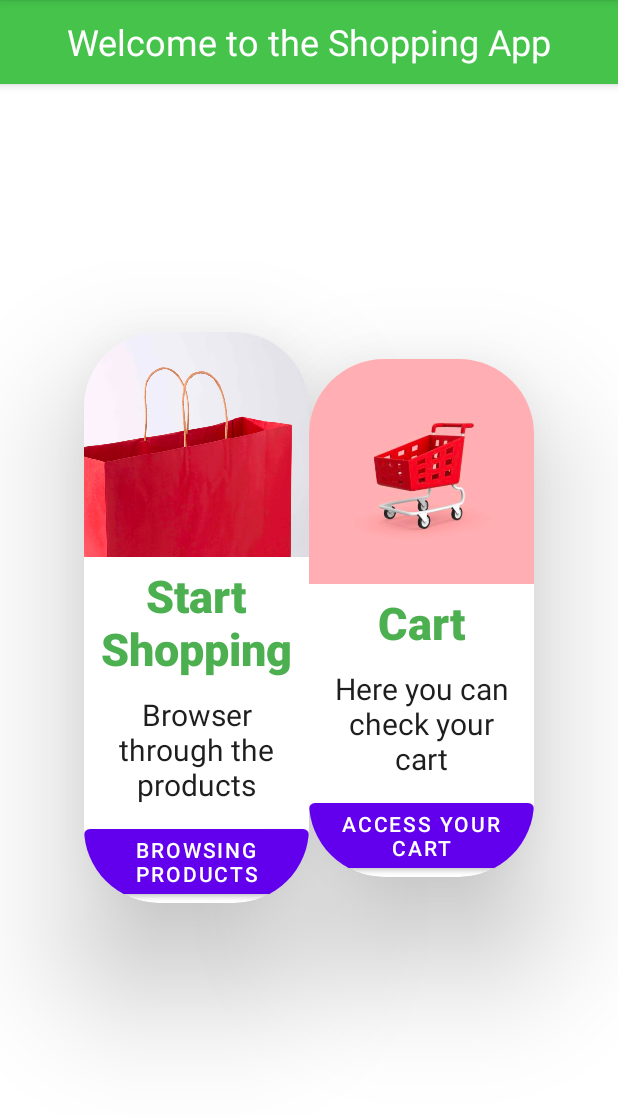
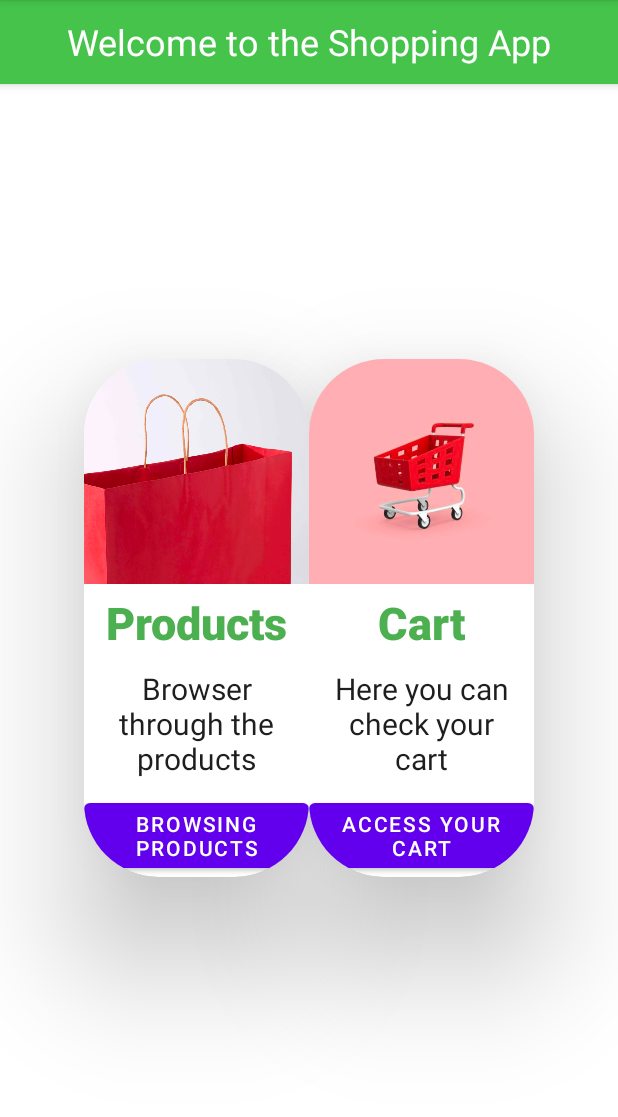
Before and after one commit to codeitamarjr/Y2S4MobileAppProject-OnlineShoppingApp, an Android app: the screen it shows after launch once a user with an empty profile is signed in (MainActivity), on a phone screen of 412 x 824 dp, the part 84-1201 px from its top. Run offline under Robolectric (Android 15) with nearby library versions, the phone set to English and light mode, and no system bars; our stand-ins replace Firebase (no records; nobody signed in at launch, a user with empty details on screens opened directly).

Commit message:
View of products working

```diff
--- a/app/src/main/java/dev/itjunior/onlineshoppingapp/MainActivity.kt
+++ b/app/src/main/java/dev/itjunior/onlineshoppingapp/MainActivity.kt
@@ -10,12 +10,10 @@ class MainActivity : AppCompatActivity() {
     override fun onCreate(savedInstanceState: Bundle?) {
         super.onCreate(savedInstanceState)
         setContentView(R.layout.activity_main)
-
         openNewPageButton.setOnClickListener{
-            Toast.makeText(this,"Welcome the the products page!",Toast.LENGTH_LONG).show()
+            Toast.makeText(this,"Loading products...",Toast.LENGTH_LONG).show()
             val intent = Intent(this, PostActivity::class.java)
             startActivity(intent)
         }
-
     }
 }
--- a/app/src/main/java/dev/itjunior/onlineshoppingapp/PostAdapter.kt
+++ b/app/src/main/java/dev/itjunior/onlineshoppingapp/PostAdapter.kt
@@ -1,14 +1,11 @@
 package dev.itjunior.onlineshoppingapp
 
 import android.content.Context
-import android.util.Log
 import android.view.LayoutInflater
-import android.view.View
 import android.view.ViewGroup
 import android.widget.TextView
 import androidx.recyclerview.widget.RecyclerView
 import dev.itjunior.onlineshoppingapp.models.Post
-import dev.itjunior.onlineshoppingapp.models.User
 
 class PostAdapter(private val posts:Array<Post>, private val context: Context): RecyclerView.Adapter<PostViewHolder>(){
     override fun onCreateViewHolder(parent: ViewGroup, viewType: Int): PostViewHolder {
@@ -18,8 +15,6 @@ class PostAdapter(private val posts:Array<Post>, private val context: Context):
     }
 
     override fun onBindViewHolder(holder: PostViewHolder, position: Int) {
-
-
         //postContent.text = context.getString(R.string.template_post_content, position.toFloat())
         val currentPost = posts[position]
         val postBody = holder.itemView.findViewById<TextView>(R.id.post_title)
@@ -32,7 +27,6 @@ class PostAdapter(private val posts:Array<Post>, private val context: Context):
         postBody.text = currentPost.description
         postCategory.text = currentPost.category
         postImg.text = currentPost.image
-
     }
 
     override fun getItemCount(): Int {
--- a/app/src/main/res/layout/activity_main.xml
+++ b/app/src/main/res/layout/activity_main.xml
@@ -48,7 +48,7 @@
             <TextView
                 android:layout_width="match_parent"
                 android:layout_height="wrap_content"
-                android:text="Start Shopping"
+                android:text="Products"
                 android:textAlignment="center"
                 android:layout_marginTop="5dp"
                 android:textColor="#4CAF50"
--- a/app/src/main/res/layout/template_post_item.xml
+++ b/app/src/main/res/layout/template_post_item.xml
@@ -4,7 +4,8 @@
     xmlns:tools="http://schemas.android.com/tools"
     android:orientation="vertical"
     android:layout_width="match_parent"
-    android:layout_height="wrap_content">
+    android:layout_height="wrap_content"
+    tools:context=".MainActivity">
 
     <TextView
         android:id="@+id/post_img"
```
